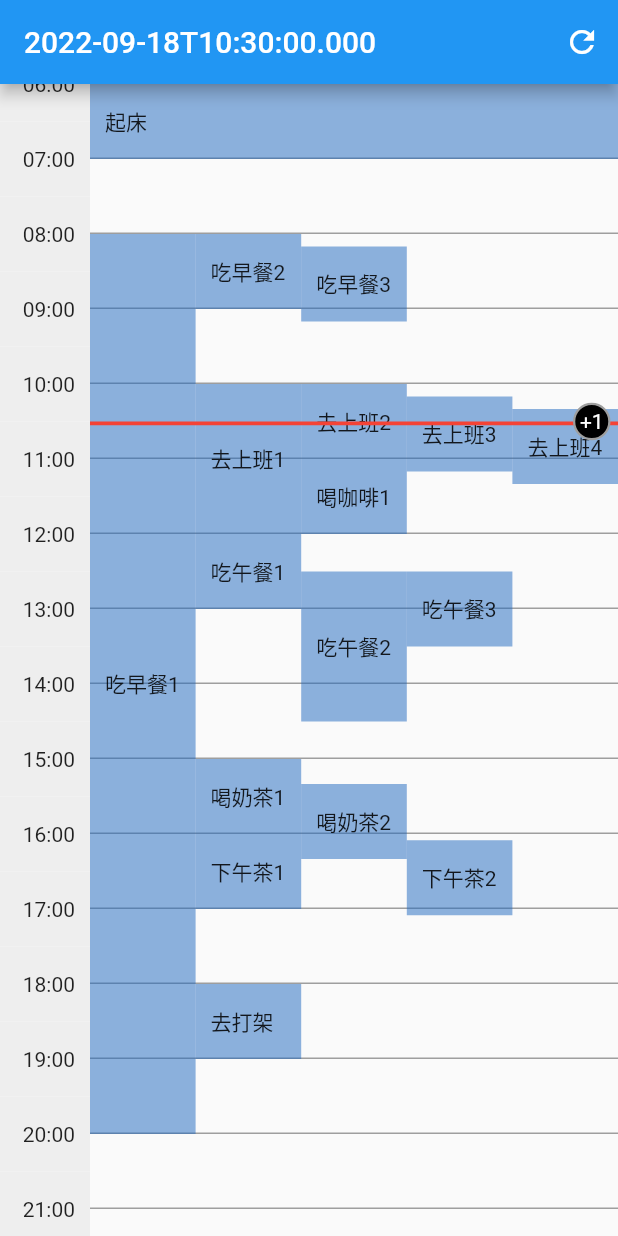
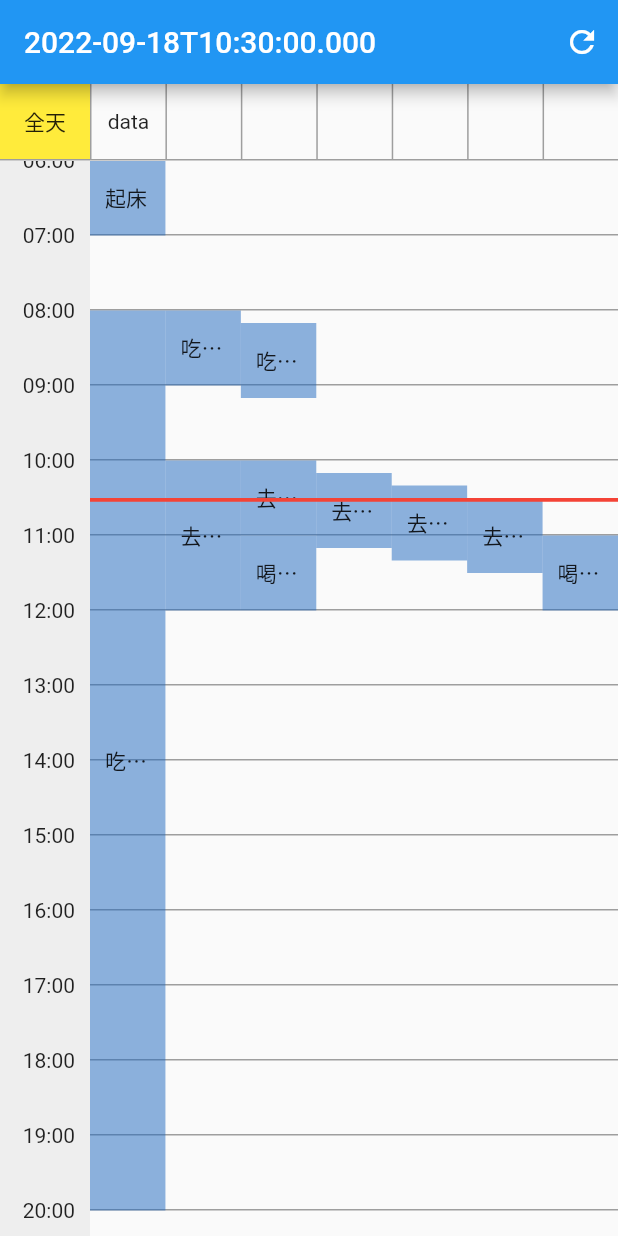
Before and after one commit to YangJ0720/flutter_app_shard, a Flutter app: the screen it shows after launch, on a phone screen of 412 x 824 dp. Run offline on Flutter 3.47's test engine with Material 2 defaults, Android fonts, the phone set to English and light mode, and no system bars.

Commit message:
移除一个时间段内显示数量限制的代码

```diff
--- a/lib/home.dart
+++ b/lib/home.dart
@@ -62,21 +62,27 @@ class _HomeState extends State<Home> {
       adapter.add(ScaleWrap('喝咖啡2', DateTime(2022, 8, 30, 11), null));
       // adapter.add(ScaleWrap('喝咖啡3', DateTime(2022, 8, 30, 11, 30), null));
       //
-      adapter.add(ScaleWrap('吃午餐1', DateTime(2022, 8, 30, 12), null));
-      adapter.add(ScaleWrap(
-        '吃午餐2',
-        DateTime(2022, 8, 30, 12, 30),
-        DateTime(2022, 8, 30, 14, 30),
-      ));
-      adapter.add(ScaleWrap('吃午餐3', DateTime(2022, 8, 30, 12, 30), null));
+      // adapter.add(ScaleWrap('吃午餐1', DateTime(2022, 8, 30, 12), null));
+      // adapter.add(ScaleWrap(
+      //   '吃午餐2',
+      //   DateTime(2022, 8, 30, 12, 30),
+      //   DateTime(2022, 8, 30, 14, 30),
+      // ));
+      // adapter.add(ScaleWrap('吃午餐3', DateTime(2022, 8, 30, 12, 30), null));
+      // //
+      // adapter.add(ScaleWrap('喝奶茶1', DateTime(2022, 8, 30, 15), null));
+      // adapter.add(ScaleWrap('喝奶茶2', DateTime(2022, 8, 30, 15, 20), null));
+      // //
+      // adapter.add(ScaleWrap('下午茶1', DateTime(2022, 8, 30, 16), null));
+      // adapter.add(ScaleWrap('下午茶2', DateTime(2022, 8, 30, 16, 5), null));
+      // //
+      // adapter.add(ScaleWrap('去打架', DateTime(2022, 8, 30, 18), null));
       //
-      adapter.add(ScaleWrap('喝奶茶1', DateTime(2022, 8, 30, 15), null));
-      adapter.add(ScaleWrap('喝奶茶2', DateTime(2022, 8, 30, 15, 20), null));
-      // //
-      adapter.add(ScaleWrap('下午茶1', DateTime(2022, 8, 30, 16), null));
-      adapter.add(ScaleWrap('下午茶2', DateTime(2022, 8, 30, 16, 5), null));
+      adapter.add(ScaleWrap('去洗澡1', DateTime(2022, 8, 30, 22), null));
+      adapter.add(ScaleWrap('去洗澡2', DateTime(2022, 8, 30, 22, 10), null));
+      adapter.add(ScaleWrap('去洗澡3', DateTime(2022, 8, 30, 22, 20), null));
       //
-      adapter.add(ScaleWrap('去打架', DateTime(2022, 8, 30, 18), null));
+      adapter.add(ScaleWrap('去睡觉1', DateTime(2022, 8, 30, 23), null));
       _controller.add(adapter);
     });
   }
@@ -90,6 +96,7 @@ class _HomeState extends State<Home> {
 
   @override
   Widget build(BuildContext context) {
+    double maxHeight = 100;
     return Scaffold(
       appBar: AppBar(
         title: Text(DateTime.now().toIso8601String()),
@@ -100,7 +107,90 @@ class _HomeState extends State<Home> {
           ),
         ],
       ),
-      body: SingleChildScrollView(
+      body: Column(
+        children: [
+          Container(
+            child: IntrinsicHeight(
+              child: Row(
+                children: [
+                  Container(
+                    alignment: Alignment.center,
+                    child: const Text('全天'),
+                    color: Colors.yellow,
+                    constraints: BoxConstraints(
+                      minHeight: _itemHeight,
+                      maxHeight: maxHeight,
+                    ),
+                    width: _itemWidth,
+                  ),
+                  Container(color: Colors.grey, width: 1),
+                  Expanded(
+                    child: SingleChildScrollView(
+                      child: Column(
+                        children: const [
+                          Text('data'),
+                        ],
+                      ),
+                    ),
+                  ),
+                  Container(color: Colors.grey, width: 1),
+                  Expanded(
+                    child: SingleChildScrollView(
+                      child: Column(children: const []),
+                    ),
+                  ),
+                  Container(color: Colors.grey, width: 1),
+                  Expanded(
+                    child: SingleChildScrollView(
+                      child: Column(
+                        children: const [],
+                      ),
+                    ),
+                  ),
+                  Container(color: Colors.grey, width: 1),
+                  Expanded(
+                    child: SingleChildScrollView(
+                      child: Column(
+                        children: const [],
+                      ),
+                    ),
+                  ),
+                  Container(color: Colors.grey, width: 1),
+                  Expanded(
+                    child: SingleChildScrollView(
+                      child: Column(
+                        children: const [],
+                      ),
+                    ),
+                  ),
+                  Container(color: Colors.grey, width: 1),
+                  Expanded(
+                    child: SingleChildScrollView(
+                      child: Column(
+                        children: const [],
+                      ),
+                    ),
+                  ),
+                  Container(color: Colors.grey, width: 1),
+                  Expanded(
+                    child: SingleChildScrollView(
+                      child: Column(
+                        children: const [],
+                      ),
+                    ),
+                  ),
+                ],
+                mainAxisAlignment: MainAxisAlignment.spaceBetween,
+              ),
+            ),
+            constraints: BoxConstraints(maxHeight: maxHeight),
+            decoration: const BoxDecoration(
+              border: Border(
+                bottom: BorderSide(color: Colors.grey, width: 1),
+              )
+            ),
+          ),
+          Expanded(child: SingleChildScrollView(
             child: Row(
               children: [
                 ScaleHourView(_itemWidth, _itemHeight),
@@ -117,6 +207,8 @@ class _HomeState extends State<Home> {
               ],
             ),
             controller: _scrollController,
+          )),
+        ],
       ),
     );
   }
--- a/lib/scale/adapter/scale_adapter.dart
+++ b/lib/scale/adapter/scale_adapter.dart
@@ -3,7 +3,6 @@ import 'dart:collection';
 import 'package:shard/scale/wrap/scale_wrap.dart';
 
 class ScaleAdapter {
-  static const int VISIBLE_COUNT = 5;
   final double itemHeight;
   final List<ScaleWrap> _list = [];
   final LinkedHashMap<int, List<ScaleWrap?>> _hashMap = LinkedHashMap();
@@ -23,18 +22,18 @@ class ScaleAdapter {
         scaleWrap.index = 0;
         _put(currentKey, scaleWrap);
       } else {
-        scaleWrap.index = currentValue.length;
+        scaleWrap.index = _length(currentValue);
         _put(currentKey, scaleWrap);
       }
     } else {
       int prevLen = prevValue.length;
-      int currentLen = currentValue?.length ?? 0;
+      int currentLen = _length(currentValue);
       if (prevLen <= currentLen) {
         if (currentValue == null) {
           scaleWrap.index = 0;
           _put(currentKey, scaleWrap);
         } else {
-          scaleWrap.index = currentValue.length;
+          scaleWrap.index = _length(currentValue);
           _put(currentKey, scaleWrap);
         }
       } else {
@@ -46,7 +45,7 @@ class ScaleAdapter {
               scaleWrap.index = 0;
               _put(currentKey, scaleWrap);
             } else {
-              scaleWrap.index = currentValue.length;
+              scaleWrap.index = i;
               _put(currentKey, scaleWrap);
             }
             isFind = true;
@@ -81,9 +80,6 @@ class ScaleAdapter {
           _hashMap[key] = [value];
         } else {
           list.add(value);
-          if (VISIBLE_COUNT < list.length) {
-            value.isVisible = false;
-          }
         }
       }
     } else {
@@ -91,12 +87,20 @@ class ScaleAdapter {
       if (list == null) {
         _hashMap[key] = [value];
       } else {
-        list.add(value);
-        if (VISIBLE_COUNT < list.length) {
-          value.isVisible = false;
+        int index = value.index;
+        if (list.length - 1 > index && list[index] == null) {
+          list.removeAt(index);
+          list.insert(index, value);
+        } else {
+          list.add(value);
         }
       }
     }
+  }
+
+  int _length(List<ScaleWrap?>? list) {
+    if (list == null) return 0;
+    return list.where((element) => element != null).length;
   }
 
   int length(int key) {
@@ -125,7 +129,7 @@ class ScaleAdapter {
     int max = 1;
     var values = _hashMap.values;
     for (var element in values) {
-      var length = element.where((element) => element?.isVisible == true).length;
+      var length = element.length;
       if (max < length) {
         max = length;
       }
@@ -133,9 +137,7 @@ class ScaleAdapter {
     return max;
   }
 
-  List<ScaleWrap> toList() {
-    return _list.where((element) => element.isVisible).toList();
-  }
+  List<ScaleWrap> toList() => _list;
 
   LinkedHashMap<int, List<ScaleWrap?>> toMap() => _hashMap;
 }
--- a/lib/scale/view/scale_event_view.dart
+++ b/lib/scale/view/scale_event_view.dart
@@ -42,8 +42,8 @@ class ScaleEventView extends StatelessWidget {
       var sdt = element.getSdt;
       var h = sdt.hour;
       var m = sdt.minute;
-      var edt = element.getEdt;
-      var len = adapter.checked(sdt, edt);
+      // var edt = element.getEdt;
+      // var len = adapter.checked(sdt, edt);
       // debugPrint('element = $element -> len = $len');
       var index = element.index;
       var random = Random();
@@ -59,7 +59,7 @@ class ScaleEventView extends StatelessWidget {
             child: Text(element.title, overflow: TextOverflow.ellipsis),
             color: Color.fromRGBO(r, g, b, opacity),
             padding: const EdgeInsets.only(left: 10),
-            width: len > 1 ? width / max : width,
+            width: width / max,
             height: itemHeight * element.differenceInHours(),
           ),
           onTap: () {
@@ -86,55 +86,21 @@ class ScaleEventView extends StatelessWidget {
     );
   }
 
-  List<Widget> _createMore() {
-    List<Widget> list = [];
-    for (int i = 0; i < 24; i++) {
-      int length = adapter.length(i);
-      if (ScaleAdapter.VISIBLE_COUNT < length) {
-        list.add(
-          Positioned(
-            child: InkWell(
-              child: Container(
-                alignment: Alignment.center,
-                child: Text(
-                  '+${length - ScaleAdapter.VISIBLE_COUNT}',
-                  style: const TextStyle(color: Colors.white),
-                ),
-                decoration: BoxDecoration(
-                  color: Colors.black,
-                  border: Border.all(color: Colors.grey, width: 1.5),
-                  borderRadius: BorderRadius.circular(50),
-                ),
-                width: itemHeight / 2,
-                height: itemHeight / 2,
-              ),
-              onTap: () {},
-            ),
-            top: itemHeight / 2 + i * itemHeight + itemHeight / 2 + itemHeight / 4,
-            right: 5,
-          ),
-        );
-      }
-    }
-    return list;
-  }
-
   List<Widget> _createListView(BuildContext context, double width) {
     List<Widget> list = [];
     list.addAll(_createDivider());
     list.addAll(_createEvent(context, width));
     list.add(_createCurrentDateTime());
-    list.addAll(_createMore());
     return list;
   }
 
   @override
   Widget build(BuildContext context) {
     adapter.toMap().forEach((key, value) {
-      debugPrint('key = $key');
-      for (var element in value) {
-        debugPrint('element = $element');
-      }
+      // debugPrint('key = $key');
+      // for (var element in value) {
+      //   debugPrint('element = $element');
+      // }
     });
     var width = MediaQuery.of(context).size.width - itemWidth;
     return SizedBox(
--- a/lib/scale/wrap/scale_wrap.dart
+++ b/lib/scale/wrap/scale_wrap.dart
@@ -3,9 +3,8 @@ class ScaleWrap {
   DateTime sdt;
   DateTime? edt;
   int index;
-  bool isVisible;
 
-  ScaleWrap(this.title, this.sdt, this.edt, {this.index = 0, this.isVisible = true});
+  ScaleWrap(this.title, this.sdt, this.edt, {this.index = 0});
 
   DateTime get getSdt => sdt;
 
@@ -19,6 +18,6 @@ class ScaleWrap {
 
   @override
   String toString() {
-    return 'ScaleWrap{title: $title, sdt: $sdt, edt: $edt, index: $index, isVisible: $isVisible}';
+    return 'ScaleWrap{title: $title, sdt: $sdt, edt: $edt, index: $index}';
   }
 }
```
Lines whose indentation alone changed are shown as unchanged.
